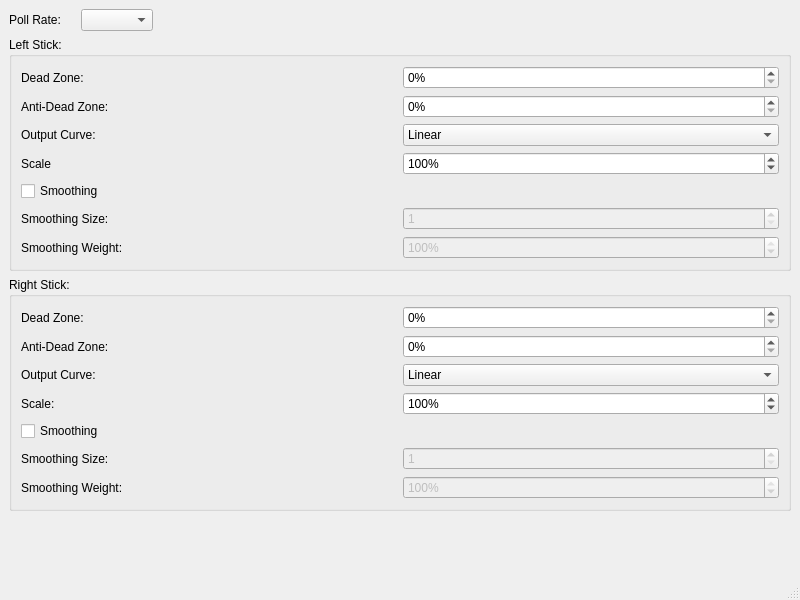
Before: the Qt Designer form testmainwindownow.ui in Ryochan7/xinput_scpcontrol_test, drawn with Qt 5.
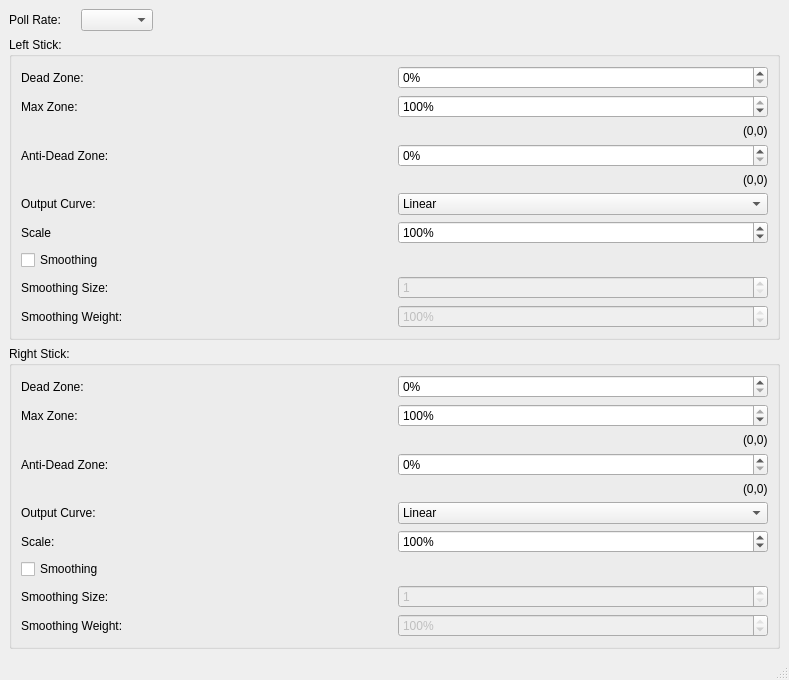
After: the same form once the commit is applied.

Commit message: Added max zone setting for sticks. Added some end point labels for GUI.

```diff
--- a/testmainwindownow.ui
+++ b/testmainwindownow.ui
@@ -6,10 +6,16 @@
    <rect>
     <x>0</x>
     <y>0</y>
-    <width>800</width>
-    <height>600</height>
+    <width>789</width>
+    <height>675</height>
    </rect>
   </property>
+  <property name="minimumSize">
+   <size>
+    <width>300</width>
+    <height>0</height>
+   </size>
+  </property>
   <property name="windowTitle">
    <string>XInput Emu Tester</string>
   </property>
@@ -66,7 +72,7 @@
       <property name="title">
        <string>Left Stick:</string>
       </property>
-      <layout class="QVBoxLayout" name="verticalLayout_2">
+      <layout class="QVBoxLayout" name="verticalLayout_6">
        <item>
         <layout class="QHBoxLayout" name="horizontalLayout_10">
          <item>
@@ -95,6 +101,52 @@
         </layout>
        </item>
        <item>
+        <layout class="QVBoxLayout" name="verticalLayout_2">
+         <property name="spacing">
+          <number>6</number>
+         </property>
+         <item>
+          <layout class="QHBoxLayout" name="horizontalLayout_14">
+           <property name="spacing">
+            <number>6</number>
+           </property>
+           <item>
+            <widget class="QLabel" name="label_14">
+             <property name="text">
+              <string>Max Zone:</string>
+             </property>
+             <property name="buddy">
+              <cstring>leftStickMaxZoneSpinBox</cstring>
+             </property>
+            </widget>
+           </item>
+           <item>
+            <widget class="QSpinBox" name="leftStickMaxZoneSpinBox">
+             <property name="suffix">
+              <string>%</string>
+             </property>
+             <property name="maximum">
+              <number>100</number>
+             </property>
+             <property name="value">
+              <number>100</number>
+             </property>
+            </widget>
+           </item>
+          </layout>
+         </item>
+         <item alignment="Qt::AlignRight">
+          <widget class="QLabel" name="leftStickMaxZoneSampleLabel">
+           <property name="text">
+            <string>(0,0)</string>
+           </property>
+          </widget>
+         </item>
+        </layout>
+       </item>
+       <item>
+        <layout class="QVBoxLayout" name="verticalLayout_4">
+         <item>
         <layout class="QHBoxLayout" name="horizontalLayout_11">
          <item>
           <widget class="QLabel" name="label_11">
@@ -118,6 +170,15 @@
          </item>
         </layout>
        </item>
+         <item alignment="Qt::AlignRight">
+          <widget class="QLabel" name="leftStickAntiDeadSampleLabel">
+           <property name="text">
+            <string>(0,0)</string>
+           </property>
+          </widget>
+         </item>
+        </layout>
+       </item>
        <item>
         <layout class="QHBoxLayout" name="horizontalLayout_7">
          <item>
@@ -260,7 +321,7 @@
       <property name="title">
        <string>Right Stick:</string>
       </property>
-      <layout class="QVBoxLayout" name="verticalLayout_3">
+      <layout class="QVBoxLayout" name="verticalLayout_7">
        <item>
         <layout class="QHBoxLayout" name="horizontalLayout_12">
          <item>
@@ -286,6 +347,46 @@
         </layout>
        </item>
        <item>
+        <layout class="QVBoxLayout" name="verticalLayout_3">
+         <item>
+          <layout class="QHBoxLayout" name="horizontalLayout_15">
+           <item>
+            <widget class="QLabel" name="label_15">
+             <property name="text">
+              <string>Max Zone:</string>
+             </property>
+             <property name="buddy">
+              <cstring>rightStickMaxZoneSpinBox</cstring>
+             </property>
+            </widget>
+           </item>
+           <item>
+            <widget class="QSpinBox" name="rightStickMaxZoneSpinBox">
+             <property name="suffix">
+              <string>%</string>
+             </property>
+             <property name="maximum">
+              <number>100</number>
+             </property>
+             <property name="value">
+              <number>100</number>
+             </property>
+            </widget>
+           </item>
+          </layout>
+         </item>
+         <item alignment="Qt::AlignRight">
+          <widget class="QLabel" name="rightStickMaxZoneSampleLabel">
+           <property name="text">
+            <string>(0,0)</string>
+           </property>
+          </widget>
+         </item>
+        </layout>
+       </item>
+       <item>
+        <layout class="QVBoxLayout" name="verticalLayout_5">
+         <item>
         <layout class="QHBoxLayout" name="horizontalLayout_13">
          <item>
           <widget class="QLabel" name="label_13">
@@ -309,6 +410,15 @@
          </item>
         </layout>
        </item>
+         <item alignment="Qt::AlignRight">
+          <widget class="QLabel" name="rightStickAntiDeadSampleLabel">
+           <property name="text">
+            <string>(0,0)</string>
+           </property>
+          </widget>
+         </item>
+        </layout>
+       </item>
        <item>
         <layout class="QHBoxLayout" name="horizontalLayout_6">
          <item>
```
Left out of the diff: 2 changed lines with no effect on the pictures. Lines whose indentation alone changed are shown as unchanged. The commit also changes 5 other files.
